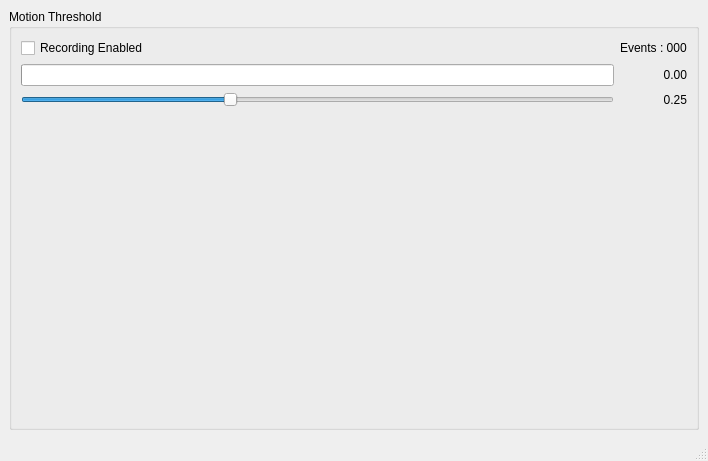
Before: the Qt Designer form martycam.ui in biddisco/MartyCam, drawn with Qt 5.
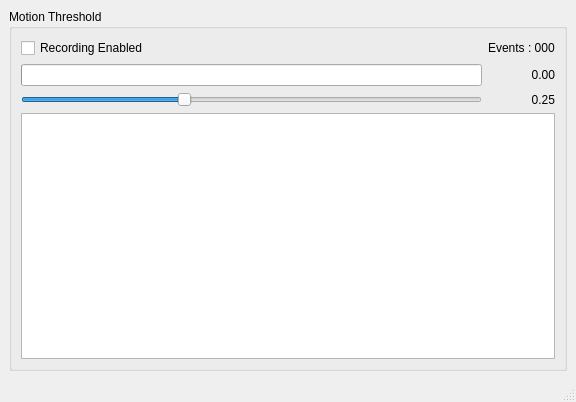
After: the same form once the commit is applied. Icons and pictures are not drawn.

Commit message: Add status output (text) when capture thread is created

The edit to the form file:
```diff
--- a/martycam.ui
+++ b/martycam.ui
@@ -6,8 +6,8 @@
    <rect>
     <x>0</x>
     <y>0</y>
-    <width>611</width>
-    <height>461</height>
+    <width>576</width>
+    <height>402</height>
    </rect>
   </property>
   <property name="windowTitle">
@@ -73,13 +73,6 @@
          </property>
         </widget>
        </item>
-       <item row="0" column="0">
-        <widget class="QCheckBox" name="RecordingEnabled">
-         <property name="text">
-          <string>Recording Enabled</string>
-         </property>
-        </widget>
-       </item>
        <item row="0" column="1">
         <widget class="QLabel" name="eventCounter">
          <property name="text">
@@ -87,18 +80,15 @@
          </property>
         </widget>
        </item>
-       <item row="3" column="0">
-        <spacer name="verticalSpacer">
-         <property name="orientation">
-          <enum>Qt::Vertical</enum>
+       <item row="3" column="0" colspan="2">
+        <widget class="QTextBrowser" name="outputWindow"/>
+       </item>
+       <item row="0" column="0">
+        <widget class="QCheckBox" name="RecordingEnabled">
+         <property name="text">
+          <string>Recording Enabled</string>
          </property>
-         <property name="sizeHint" stdset="0">
-          <size>
-           <width>593</width>
-           <height>342</height>
-          </size>
-         </property>
-        </spacer>
+        </widget>
        </item>
       </layout>
      </widget>
```
The commit also changes 5 other files.
